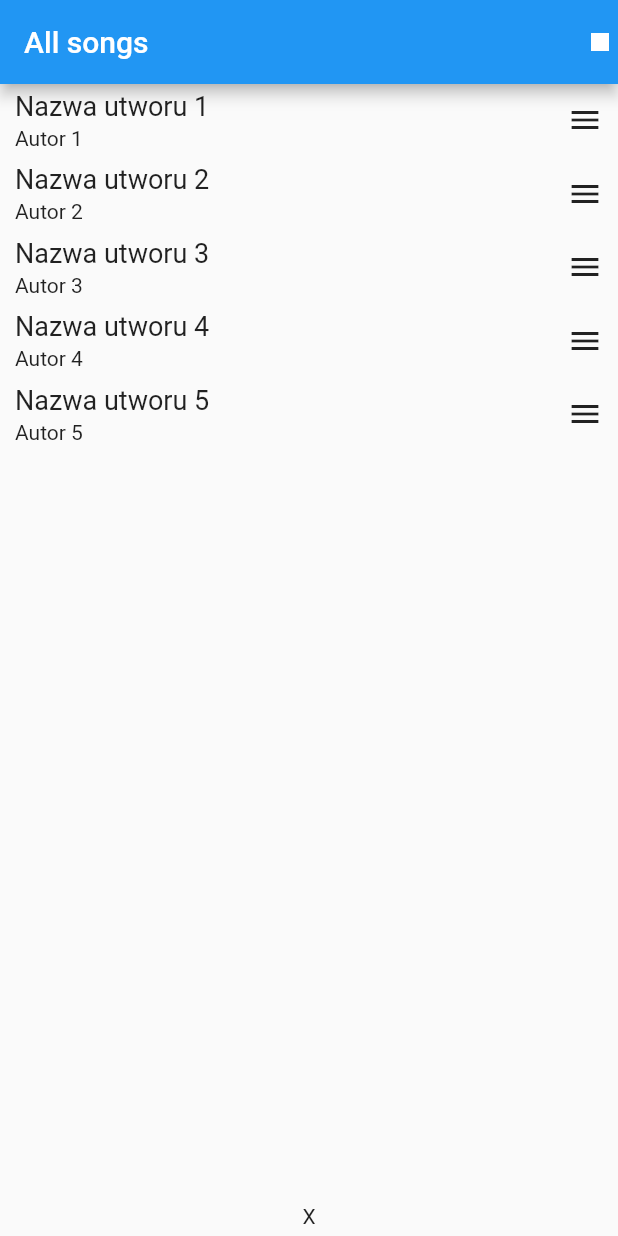
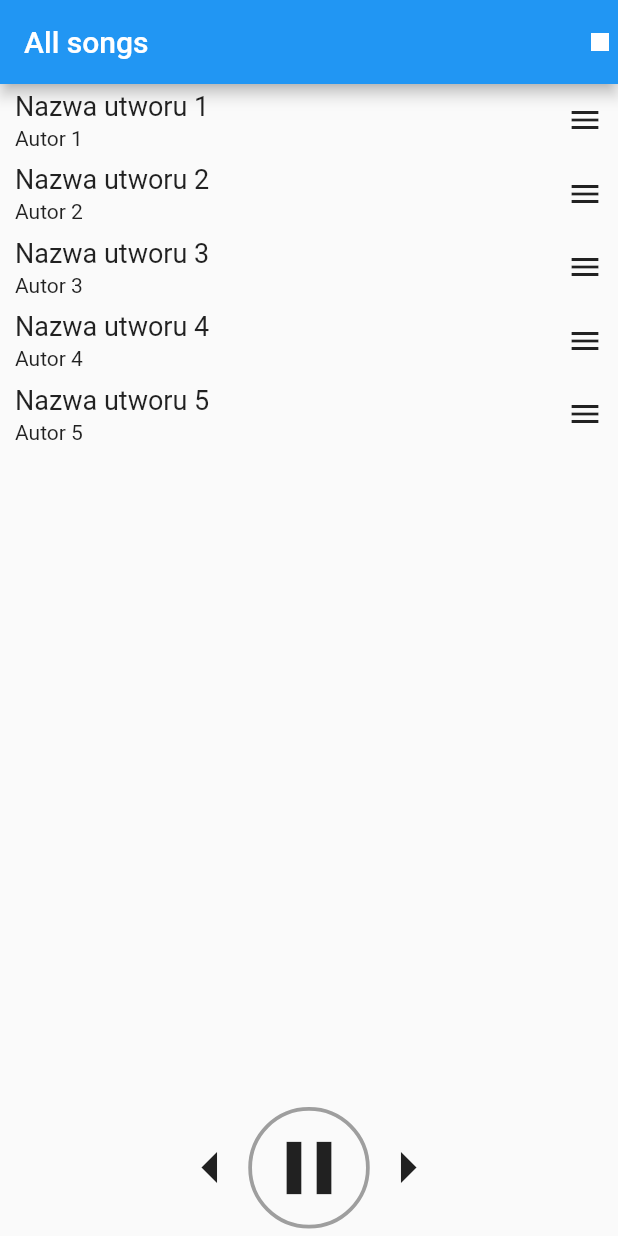
Before and after one commit to MDolega20/music_player_flutter, a Flutter app: the screen it shows after launch, on a phone screen of 412 x 824 dp. Run offline on Flutter 3.47's test engine with Material 2 defaults, Android fonts, the phone set to English and light mode, and no system bars; our stand-ins replace assets_audio_player.

Commit message:
add some controls at bottom

```diff
--- a/lib/main.dart
+++ b/lib/main.dart
@@ -68,7 +68,38 @@ class _MyHomePageState extends State<MyHomePage> {
                         child: Row(
                           mainAxisAlignment: MainAxisAlignment.center,
                           children: <Widget>[
-                            Text("X")
+                            InkWell(
+                              child: Icon(
+                                Icons.arrow_left,
+                                size: 50,
+                              ),
+                              onTap: () {}, //TODO preverius track
+                            ),
+                            InkWell(
+                              child: Container(
+                                  decoration: BoxDecoration(
+                                    shape: BoxShape.circle,
+                                    border: Border.all(
+                                      color: Colors.grey,
+                                      width: 2.5,
+                                    ),
+                                  ),
+                                  child: Padding(
+                                    padding: const EdgeInsets.all(8.0),
+                                    child: Icon(
+                                      Icons.pause,
+                                      size: 60,
+                                    ),
+                                  )),
+                              onTap: () => model.stopTrack(),
+                            ),
+                            InkWell(
+                              child: Icon(
+                                Icons.arrow_right,
+                                size: 50,
+                              ),
+                              onTap: () {}, //TODO next track
+                            ),
                           ],
                         ),
                       ),
```
